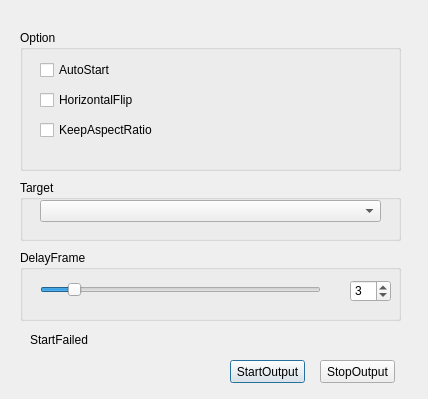
Old version of the form src/virtual-output/virtual_properties.ui in the repository CatxFish/obs-virtual-cam.
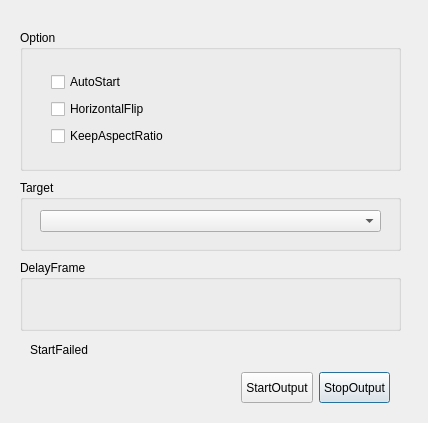
New version of the form.

Commit message: change output menu layout size

What changed in the file:
```diff
--- a/src/virtual-output/virtual_properties.ui
+++ b/src/virtual-output/virtual_properties.ui
@@ -7,43 +7,17 @@
     <x>0</x>
     <y>0</y>
     <width>428</width>
-    <height>399</height>
+    <height>423</height>
    </rect>
   </property>
   <property name="windowTitle">
    <string>VirtualCam</string>
   </property>
-  <widget class="QPushButton" name="pushButtonStart">
-   <property name="geometry">
-    <rect>
-     <x>230</x>
-     <y>360</y>
-     <width>75</width>
-     <height>23</height>
-    </rect>
-   </property>
-   <property name="text">
-    <string>StartOutput</string>
-   </property>
-  </widget>
-  <widget class="QPushButton" name="pushButtonStop">
-   <property name="geometry">
-    <rect>
-     <x>320</x>
-     <y>360</y>
-     <width>75</width>
-     <height>23</height>
-    </rect>
-   </property>
-   <property name="text">
-    <string>StopOutput</string>
-   </property>
-  </widget>
   <widget class="QGroupBox" name="groupBox_delay">
    <property name="geometry">
     <rect>
      <x>20</x>
-     <y>250</y>
+     <y>260</y>
      <width>381</width>
      <height>71</height>
     </rect>
@@ -51,46 +25,46 @@
    <property name="title">
     <string>DelayFrame</string>
    </property>
-   <widget class="QSpinBox" name="spinBox">
-    <property name="geometry">
-     <rect>
-      <x>330</x>
-      <y>30</y>
-      <width>41</width>
-      <height>22</height>
-     </rect>
-    </property>
-    <property name="minimum">
-     <number>0</number>
-    </property>
-    <property name="maximum">
-     <number>30</number>
-    </property>
-    <property name="value">
-     <number>3</number>
-    </property>
-   </widget>
-   <widget class="QSlider" name="horizontalSlider">
+   <widget class="QWidget" name="layoutWidget">
     <property name="geometry">
      <rect>
       <x>20</x>
       <y>30</y>
-      <width>281</width>
-      <height>20</height>
+      <width>341</width>
+      <height>22</height>
      </rect>
     </property>
-    <property name="minimum">
-     <number>0</number>
-    </property>
-    <property name="maximum">
-     <number>30</number>
-    </property>
-    <property name="value">
-     <number>3</number>
-    </property>
-    <property name="orientation">
-     <enum>Qt::Horizontal</enum>
-    </property>
+    <layout class="QHBoxLayout" name="horizontalLayout">
+     <item>
+      <widget class="QSlider" name="horizontalSlider">
+       <property name="minimum">
+        <number>0</number>
+       </property>
+       <property name="maximum">
+        <number>30</number>
+       </property>
+       <property name="value">
+        <number>3</number>
+       </property>
+       <property name="orientation">
+        <enum>Qt::Horizontal</enum>
+       </property>
+      </widget>
+     </item>
+     <item>
+      <widget class="QSpinBox" name="spinBox">
+       <property name="minimum">
+        <number>0</number>
+       </property>
+       <property name="maximum">
+        <number>30</number>
+       </property>
+       <property name="value">
+        <number>3</number>
+       </property>
+      </widget>
+     </item>
+    </layout>
    </widget>
   </widget>
   <widget class="QGroupBox" name="groupBox_option">
@@ -105,44 +79,38 @@
    <property name="title">
     <string>Option</string>
    </property>
-   <widget class="QCheckBox" name="checkBox_auto">
+   <widget class="QWidget" name="layoutWidget">
     <property name="geometry">
      <rect>
       <x>20</x>
       <y>30</y>
       <width>341</width>
-      <height>20</height>
+      <height>101</height>
      </rect>
     </property>
-    <property name="text">
-     <string>AutoStart</string>
-    </property>
-   </widget>
-   <widget class="QCheckBox" name="checkBox_horiflip">
-    <property name="geometry">
-     <rect>
-      <x>20</x>
-      <y>60</y>
-      <width>341</width>
-      <height>20</height>
-     </rect>
-    </property>
-    <property name="text">
-     <string>HorizontalFlip</string>
-    </property>
-   </widget>
-   <widget class="QCheckBox" name="checkBox_keepratio">
-    <property name="geometry">
-     <rect>
-      <x>20</x>
-      <y>90</y>
-      <width>341</width>
-      <height>20</height>
-     </rect>
-    </property>
-    <property name="text">
-     <string>KeepAspectRatio</string>
-    </property>
+    <layout class="QVBoxLayout" name="verticalLayout">
+     <item>
+      <widget class="QCheckBox" name="checkBox_auto">
+       <property name="text">
+        <string>AutoStart</string>
+       </property>
+      </widget>
+     </item>
+     <item>
+      <widget class="QCheckBox" name="checkBox_horiflip">
+       <property name="text">
+        <string>HorizontalFlip</string>
+       </property>
+      </widget>
+     </item>
+     <item>
+      <widget class="QCheckBox" name="checkBox_keepratio">
+       <property name="text">
+        <string>KeepAspectRatio</string>
+       </property>
+      </widget>
+     </item>
+    </layout>
    </widget>
   </widget>
   <widget class="QGroupBox" name="groupBox_target">
@@ -151,7 +119,7 @@
      <x>20</x>
      <y>180</y>
      <width>381</width>
-     <height>61</height>
+     <height>71</height>
     </rect>
    </property>
    <property name="title">
@@ -161,18 +129,27 @@
     <property name="geometry">
      <rect>
       <x>20</x>
-      <y>20</y>
+      <y>30</y>
       <width>341</width>
       <height>22</height>
      </rect>
     </property>
+    <property name="sizePolicy">
+     <sizepolicy hsizetype="Minimum" vsizetype="Minimum">
+      <horstretch>0</horstretch>
+      <verstretch>0</verstretch>
+     </sizepolicy>
+    </property>
+    <property name="sizeAdjustPolicy">
+     <enum>QComboBox::AdjustToMinimumContentsLength</enum>
+    </property>
    </widget>
   </widget>
   <widget class="QLabel" name="label">
    <property name="geometry">
     <rect>
      <x>30</x>
-     <y>330</y>
+     <y>340</y>
      <width>371</width>
      <height>20</height>
     </rect>
@@ -181,6 +158,74 @@
     <string>StartFailed</string>
    </property>
   </widget>
+  <widget class="QWidget" name="">
+   <property name="geometry">
+    <rect>
+     <x>230</x>
+     <y>372</y>
+     <width>171</width>
+     <height>31</height>
+    </rect>
+   </property>
+   <layout class="QHBoxLayout" name="horizontalLayout_2" stretch="0,0">
+    <property name="sizeConstraint">
+     <enum>QLayout::SetDefaultConstraint</enum>
+    </property>
+    <property name="topMargin">
+     <number>0</number>
+    </property>
+    <property name="bottomMargin">
+     <number>0</number>
+    </property>
+    <item>
+     <widget class="QPushButton" name="pushButtonStart">
+      <property name="sizePolicy">
+       <sizepolicy hsizetype="Minimum" vsizetype="Minimum">
+        <horstretch>0</horstretch>
+        <verstretch>0</verstretch>
+       </sizepolicy>
+      </property>
+      <property name="text">
+       <string>StartOutput</string>
+      </property>
+      <property name="default">
+       <bool>true</bool>
+      </property>
+      <property name="flat">
+       <bool>false</bool>
+      </property>
+     </widget>
+    </item>
+    <item>
+     <widget class="QPushButton" name="pushButtonStop">
+      <property name="sizePolicy">
+       <sizepolicy hsizetype="Minimum" vsizetype="Minimum">
+        <horstretch>0</horstretch>
+        <verstretch>0</verstretch>
+       </sizepolicy>
+      </property>
+      <property name="text">
+       <string>StopOutput</string>
+      </property>
+      <property name="iconSize">
+       <size>
+        <width>16</width>
+        <height>16</height>
+       </size>
+      </property>
+      <property name="autoDefault">
+       <bool>true</bool>
+      </property>
+      <property name="default">
+       <bool>true</bool>
+      </property>
+      <property name="flat">
+       <bool>false</bool>
+      </property>
+     </widget>
+    </item>
+   </layout>
+  </widget>
  </widget>
  <layoutdefault spacing="6" margin="11"/>
  <resources/>
```
